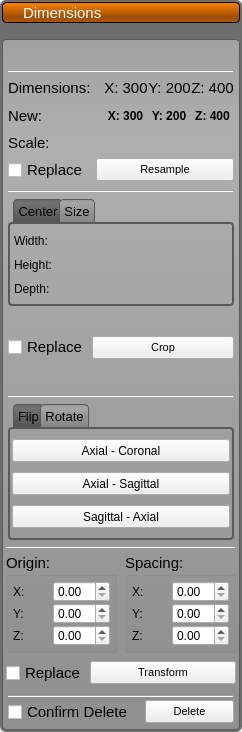
Old version of the form src/Interface/AppInterface/LayerGroupWidget.ui in the repository SCIInstitute/Seg3D.
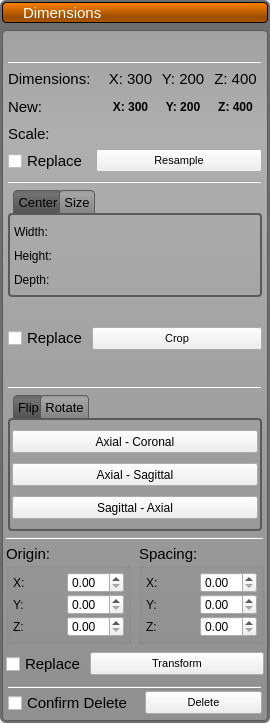
New version of the form. The open tabs and pages were chosen to show the change. Icons and pictures are not drawn.

What changed in the file:
```diff
--- a/src/Interface/AppInterface/LayerGroupWidget.ui
+++ b/src/Interface/AppInterface/LayerGroupWidget.ui
@@ -6,8 +6,8 @@
    <rect>
     <x>0</x>
     <y>0</y>
-    <width>216</width>
-    <height>732</height>
+    <width>270</width>
+    <height>723</height>
    </rect>
   </property>
   <property name="sizePolicy">
@@ -834,7 +834,7 @@
             </item>
             <item>
              <widget class="QWidget" name="widget_7" native="true">
-              <layout class="QHBoxLayout" name="horizontalLayout_15">
+              <layout class="QVBoxLayout" name="horizontalLayout_15">
                <property name="spacing">
                 <number>2</number>
                </property>
```
Left out of the diff: 6 changed lines with no effect on the pictures.
